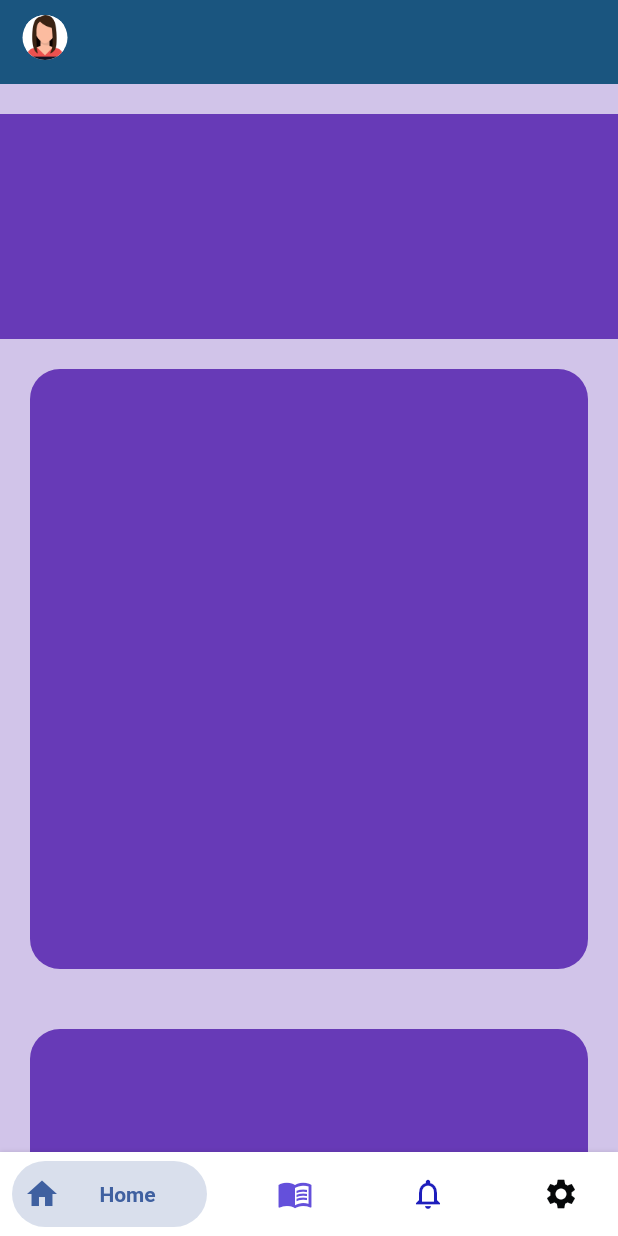
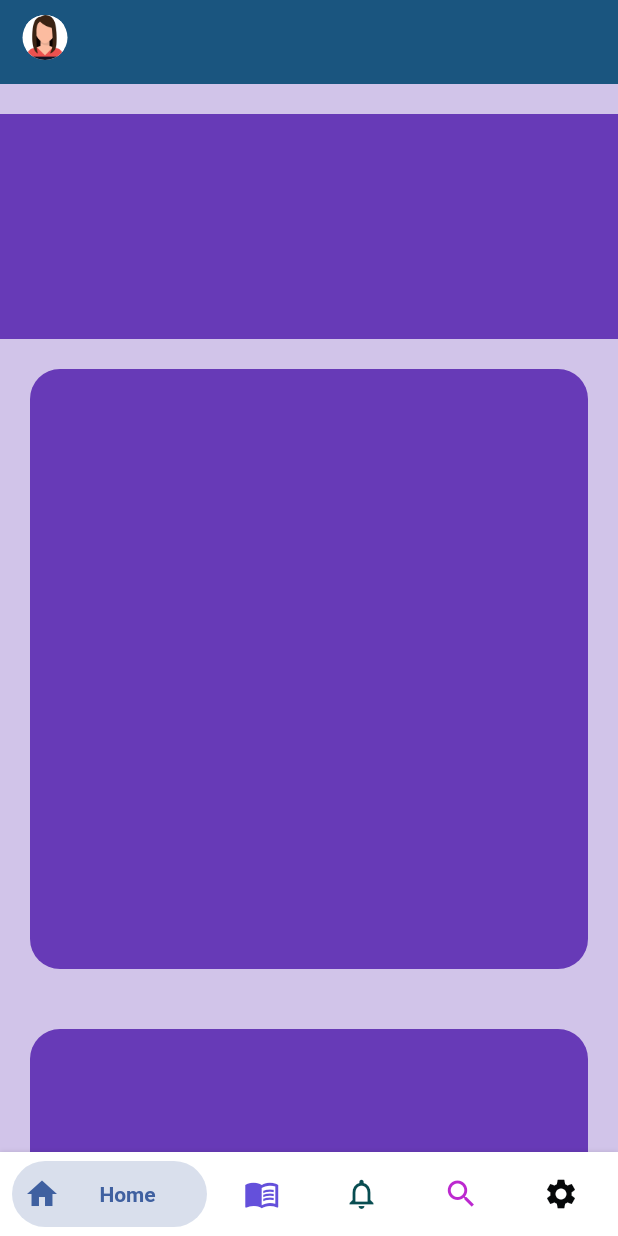
Before and after one commit to bhabanabhandari/the_bookapp, a Flutter app: the Homepage screen opened directly, on a phone screen of 412 x 824 dp. Run offline on Flutter 3.47's test engine with Material 2 defaults, Android fonts, the phone set to English and light mode, and no system bars; drawn by our look-alikes of bottom_navy_bar.

Commit message:
Initial commit

```diff
--- a/lib/screens/homepage.dart
+++ b/lib/screens/homepage.dart
@@ -133,7 +133,17 @@ class _HomepageState extends State<Homepage> {
             title: Text(
               'Notification',
             ),
-            activeColor: Color.fromARGB(255, 30, 30, 188),
+            activeColor: Color.fromARGB(255, 8, 77, 81),
+            textAlign: TextAlign.center,
+          ),
+          BottomNavyBarItem(
+            icon: Icon(
+              Icons.search,
+            ),
+            title: Text(
+              'Search',
+            ),
+            activeColor: Color.fromARGB(255, 188, 41, 207),
             textAlign: TextAlign.center,
           ),
           BottomNavyBarItem(
```
